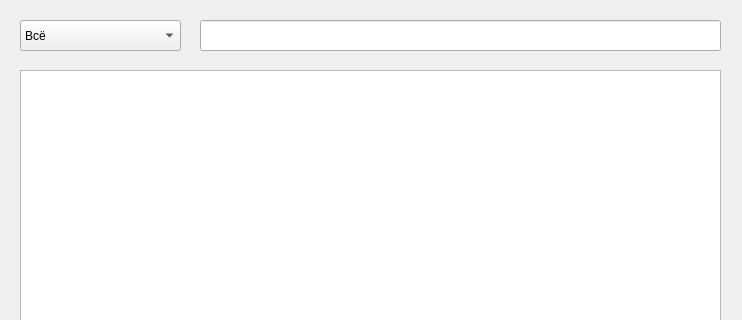
This is ui/ClientInfo.ui in Richtermnd/LibraryProject as Qt 5 draws it before an edit; both pictures show x 0 to 742 and y 0 to 320 of the 742 by 596 pixel window. The edited form follows.
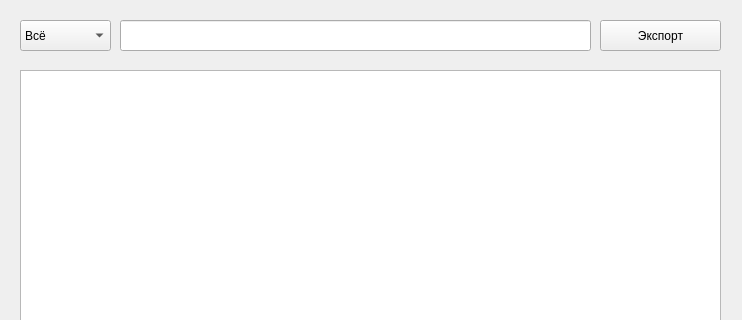
This is the edited form.

Commit message: add export from ClientInfo.py

Diff of the .ui file:
```diff
--- a/ui/ClientInfo.ui
+++ b/ui/ClientInfo.ui
@@ -28,7 +28,7 @@
     <rect>
      <x>20</x>
      <y>20</y>
-     <width>161</width>
+     <width>91</width>
      <height>31</height>
     </rect>
    </property>
@@ -56,13 +56,26 @@
   <widget class="QLineEdit" name="input_search">
    <property name="geometry">
     <rect>
-     <x>200</x>
+     <x>120</x>
      <y>20</y>
-     <width>521</width>
+     <width>471</width>
      <height>31</height>
     </rect>
    </property>
   </widget>
+  <widget class="QPushButton" name="export_button">
+   <property name="geometry">
+    <rect>
+     <x>600</x>
+     <y>20</y>
+     <width>121</width>
+     <height>31</height>
+    </rect>
+   </property>
+   <property name="text">
+    <string>Экспорт</string>
+   </property>
+  </widget>
  </widget>
  <resources/>
  <connections/>
```
The commit also changes 2 other files.
